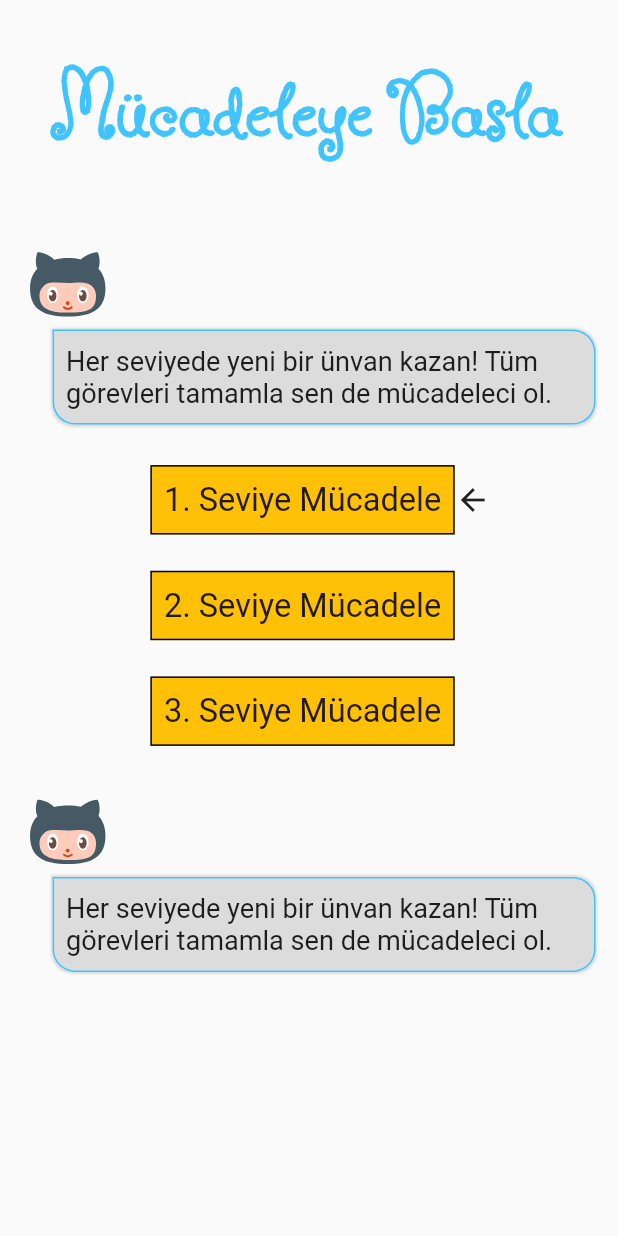
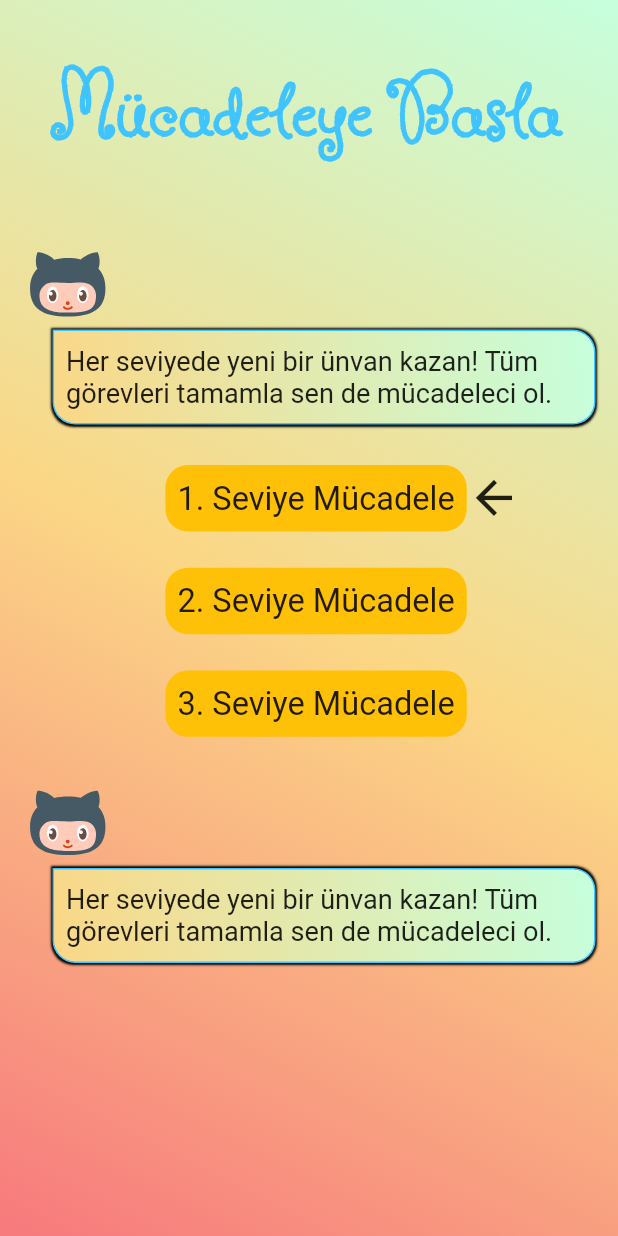
Before and after one commit to emrecoskun705/addiction_flutter, a Flutter app: the screen it shows after launch, on a phone screen of 412 x 824 dp. Run offline on Flutter 3.47's test engine with Material 2 defaults, Android fonts, the phone set to English and light mode, and no system bars; our stand-ins replace flutter_svg.

Commit message:
add gradient background for screen and text bubble

```diff
--- a/lib/screens/home_screen.dart
+++ b/lib/screens/home_screen.dart
@@ -8,7 +8,18 @@ class HomeScreen extends StatelessWidget {
   Widget build(BuildContext context) {
     SizeConfig().init(context);
     return Scaffold(
-      body: SafeArea(
+      body: Container(
+        decoration: BoxDecoration(
+          gradient: LinearGradient(
+              begin: Alignment.topRight,
+              end: Alignment.bottomLeft,
+              colors: [
+                Color(0xFFC6FFDD),
+                Color(0xFFFBD786),
+                Color(0xFFF7797d),
+              ]),
+        ),
+        child: SafeArea(
           child: Column(
             crossAxisAlignment: CrossAxisAlignment.center,
             children: [
@@ -53,6 +64,7 @@ class HomeScreen extends StatelessWidget {
             ],
           ),
         ),
+      ),
     );
   }
 
@@ -60,7 +72,7 @@ class HomeScreen extends StatelessWidget {
       {required Color colour, required bool isCurrent, required String title}) {
     return Padding(
       padding: EdgeInsets.only(
-          left: getProportionateScreenWidth(100),
+          left: getProportionateScreenWidth(110),
           top: getProportionateScreenHeight(10),
           bottom: getProportionateScreenHeight(10)),
       child: Row(
@@ -68,7 +80,7 @@ class HomeScreen extends StatelessWidget {
           SizedBox(),
           Container(
             decoration: BoxDecoration(
-              border: Border.all(color: Colors.black),
+              borderRadius: BorderRadius.circular(15),
               color: colour,
             ),
             child: Padding(
@@ -81,7 +93,12 @@ class HomeScreen extends StatelessWidget {
               ),
             ),
           ),
-          isCurrent ? Icon(Icons.arrow_back) : SizedBox(),
+          isCurrent
+              ? Icon(
+                  Icons.arrow_back,
+                  size: getProportionateScreenHeight(30),
+                )
+              : SizedBox(),
           SizedBox(),
         ],
       ),
--- a/lib/screens/widgets/info_bubble_widget.dart
+++ b/lib/screens/widgets/info_bubble_widget.dart
@@ -25,6 +25,13 @@ class InfoBubbleWidget extends StatelessWidget {
                 horizontal: getProportionateScreenWidth(8)),
             decoration: BoxDecoration(
                 border: Border.all(color: Colors.lightBlueAccent),
+                gradient: LinearGradient(
+                    begin: Alignment.topRight,
+                    end: Alignment.bottomLeft,
+                    colors: [
+                      Color(0xFFC6FFDD),
+                      Color(0xFFFBD786),
+                    ]),
                 borderRadius: BorderRadius.only(
                   topRight: Radius.circular(15),
                   bottomLeft: Radius.circular(15),
@@ -34,7 +41,7 @@ class InfoBubbleWidget extends StatelessWidget {
                   BoxShadow(
                     blurRadius: .5,
                     spreadRadius: 1.0,
-                    color: Colors.black.withOpacity(0.12),
+                    // color: Colors.black.withOpacity(0.12),
                   ),
                 ]),
             child: Text(
```
Lines whose indentation alone changed are shown as unchanged.
